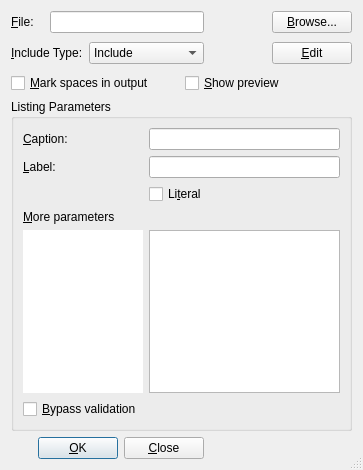
Above: src/frontends/qt4/ui/IncludeUi.ui from cburschka/lyx before the change. Below: the same form after it.
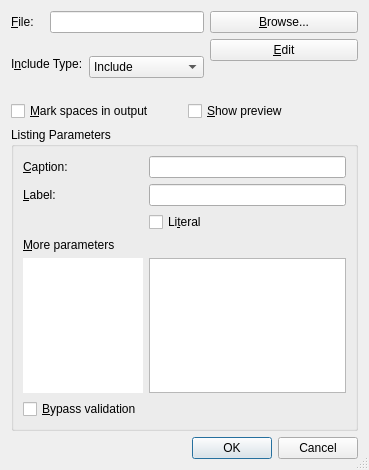
That is the form after the change.

Commit message:
More QDialogButtonBox transformation
GuiDelimiter through GuiIndex

See #11003

```diff
--- a/src/frontends/qt4/ui/IncludeUi.ui
+++ b/src/frontends/qt4/ui/IncludeUi.ui
@@ -6,7 +6,7 @@
    <rect>
     <x>0</x>
     <y>0</y>
-    <width>363</width>
+    <width>369</width>
     <height>470</height>
    </rect>
   </property>
@@ -37,7 +37,7 @@
      </property>
     </widget>
    </item>
-   <item row="0" column="4">
+   <item row="0" column="3">
     <widget class="QPushButton" name="browsePB">
      <property name="toolTip">
       <string>Select a file</string>
@@ -47,17 +47,17 @@
      </property>
     </widget>
    </item>
-   <item row="1" column="0" colspan="2">
+   <item row="1" column="0" rowspan="2" colspan="2">
     <widget class="QLabel" name="TextLabel1">
      <property name="text">
-      <string>&amp;Include Type:</string>
+      <string>I&amp;nclude Type:</string>
      </property>
      <property name="buddy">
       <cstring>typeCO</cstring>
      </property>
     </widget>
    </item>
-   <item row="1" column="2">
+   <item row="1" column="2" rowspan="3">
     <widget class="QComboBox" name="typeCO">
      <item>
       <property name="text">
@@ -82,6 +82,16 @@
     </widget>
    </item>
    <item row="1" column="3">
+    <widget class="QPushButton" name="editPB">
+     <property name="toolTip">
+      <string>Edit the file</string>
+     </property>
+     <property name="text">
+      <string>&amp;Edit</string>
+     </property>
+    </widget>
+   </item>
+   <item row="2" column="3">
     <spacer>
      <property name="orientation">
       <enum>Qt::Horizontal</enum>
@@ -97,17 +107,7 @@
      </property>
     </spacer>
    </item>
-   <item row="1" column="4">
-    <widget class="QPushButton" name="editPB">
-     <property name="toolTip">
-      <string>Edit the file</string>
-     </property>
-     <property name="text">
-      <string>&amp;Edit</string>
-     </property>
-    </widget>
-   </item>
-   <item row="2" column="0" colspan="5">
+   <item row="4" column="0" colspan="4">
     <layout class="QHBoxLayout">
      <property name="spacing">
       <number>6</number>
@@ -158,7 +158,7 @@
      </item>
     </layout>
    </item>
-   <item row="3" column="0" colspan="5">
+   <item row="5" column="0" colspan="4">
     <widget class="QGroupBox" name="listingsGB">
      <property name="sizePolicy">
       <sizepolicy hsizetype="Expanding" vsizetype="Expanding">
@@ -302,63 +302,12 @@
      </layout>
     </widget>
    </item>
-   <item row="4" column="0" colspan="3">
-    <layout class="QHBoxLayout">
-     <property name="spacing">
-      <number>6</number>
+   <item row="6" column="2" colspan="2">
+    <widget class="QDialogButtonBox" name="buttonBox">
+     <property name="standardButtons">
+      <set>QDialogButtonBox::Cancel|QDialogButtonBox::Ok</set>
      </property>
-     <property name="leftMargin">
-      <number>0</number>
-     </property>
-     <property name="topMargin">
-      <number>0</number>
-     </property>
-     <property name="rightMargin">
-      <number>0</number>
-     </property>
-     <property name="bottomMargin">
-      <number>0</number>
-     </property>
-     <item>
-      <spacer>
-       <property name="orientation">
-        <enum>Qt::Horizontal</enum>
-       </property>
-       <property name="sizeType">
-        <enum>QSizePolicy::Expanding</enum>
-       </property>
-       <property name="sizeHint" stdset="0">
-        <size>
-         <width>20</width>
-         <height>20</height>
-        </size>
-       </property>
-      </spacer>
-     </item>
-     <item>
-      <widget class="QPushButton" name="okPB">
-       <property name="text">
-        <string>&amp;OK</string>
-       </property>
-       <property name="autoDefault">
-        <bool>true</bool>
-       </property>
-       <property name="default">
-        <bool>true</bool>
-       </property>
-      </widget>
-     </item>
-     <item>
-      <widget class="QPushButton" name="closePB">
-       <property name="text">
-        <string>&amp;Close</string>
-       </property>
-       <property name="autoDefault">
-        <bool>false</bool>
-       </property>
-      </widget>
-     </item>
-    </layout>
+    </widget>
    </item>
   </layout>
  </widget>
```
Left out of the diff: 2 changed lines with no effect on the pictures. The commit also changes 15 other files.
